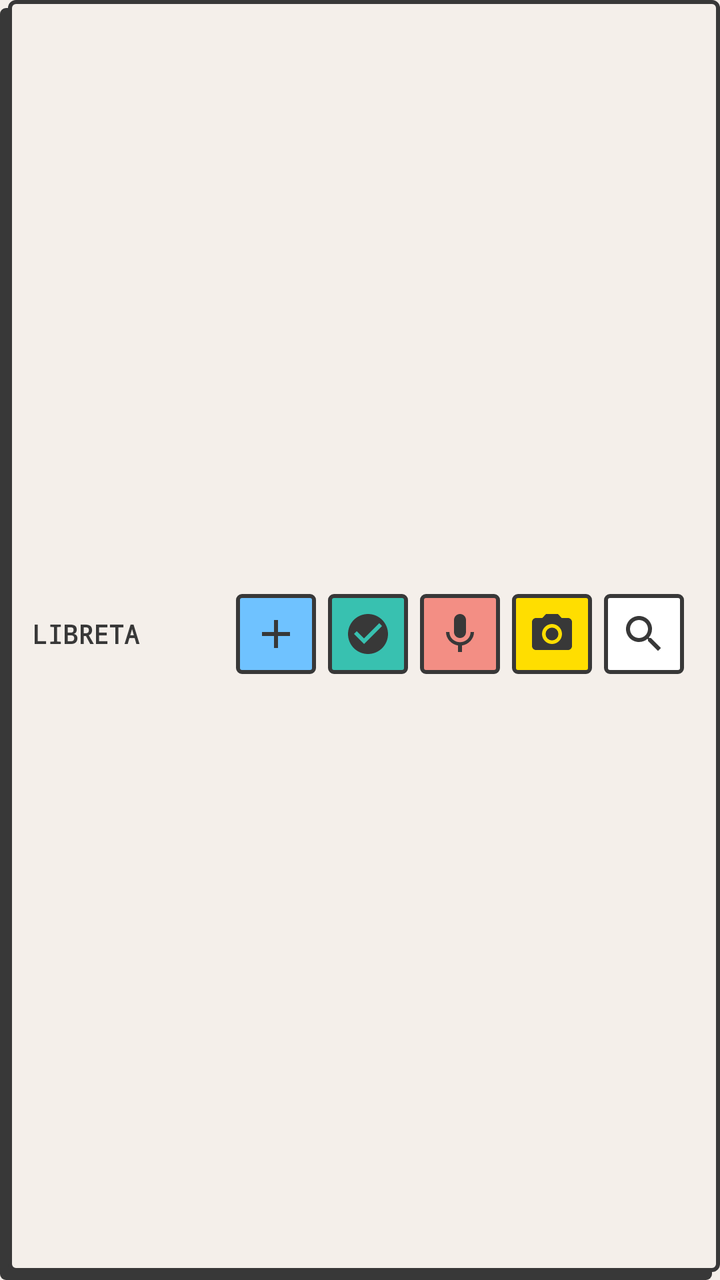
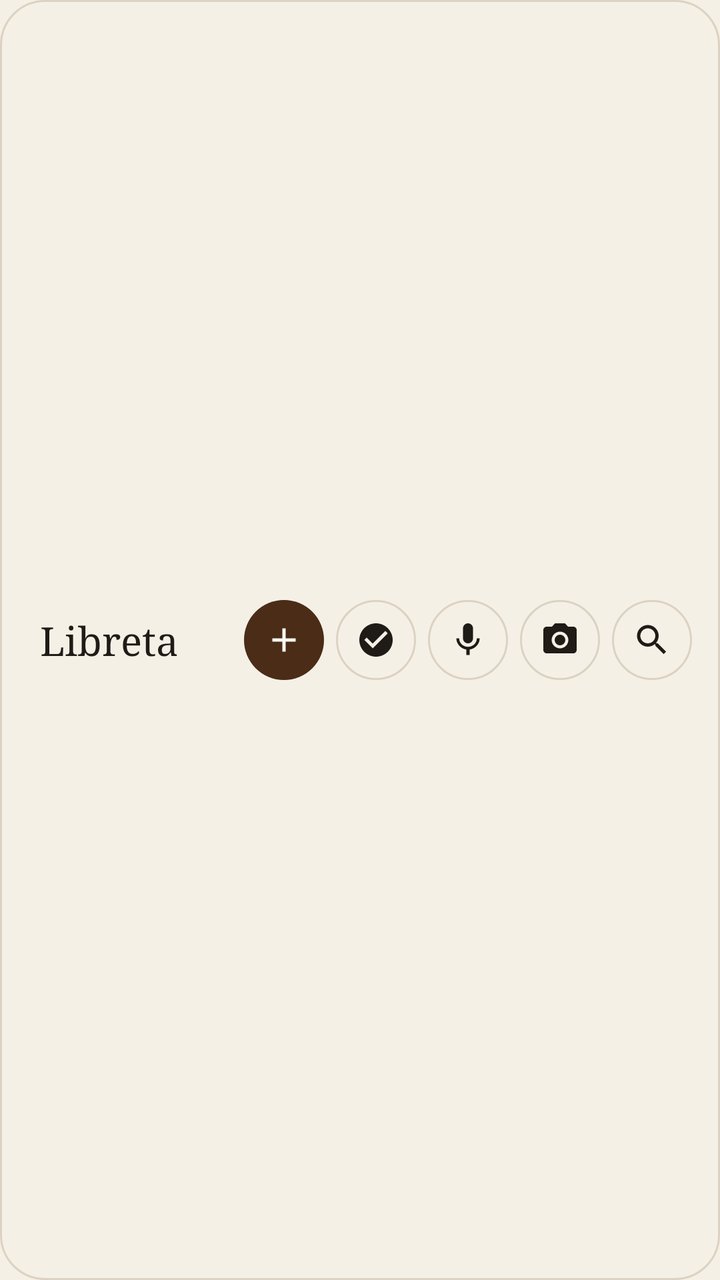

An Android layout rendered at two revisions. The XML below is the earlier revision; the diff shows what the commit changed to produce the second picture.
<!-- AndroidManifest.xml: application theme Theme.Libreta -->
<!-- res/layout/widget_quick.xml -->
<?xml version="1.0" encoding="utf-8"?>
<LinearLayout xmlns:android="http://schemas.android.com/apk/res/android"
    android:layout_width="match_parent"
    android:layout_height="wrap_content"
    android:background="@drawable/widget_bg"
    android:gravity="center_vertical"
    android:orientation="horizontal"
    android:paddingStart="16dp"
    android:paddingTop="10dp"
    android:paddingEnd="18dp"
    android:paddingBottom="16dp">

    <TextView
        android:layout_width="0dp"
        android:layout_height="wrap_content"
        android:layout_weight="1"
        android:fontFamily="monospace"
        android:textStyle="bold"
        android:text="LIBRETA"
        android:textColor="#383838"
        android:textSize="13sp" />

    <ImageView android:id="@+id/w_note" android:layout_width="40dp" android:layout_height="40dp" android:layout_marginStart="6dp"
        android:background="@drawable/widget_btn_blue" android:padding="8dp" android:src="@drawable/ic_w_add" android:contentDescription="Nueva nota" />
    <ImageView android:id="@+id/w_task" android:layout_width="40dp" android:layout_height="40dp" android:layout_marginStart="6dp"
        android:background="@drawable/widget_btn_mint" android:padding="8dp" android:src="@drawable/ic_w_check" android:contentDescription="Nueva tarea" />
    <ImageView android:id="@+id/w_audio" android:layout_width="40dp" android:layout_height="40dp" android:layout_marginStart="6dp"
        android:background="@drawable/widget_btn_coral" android:padding="8dp" android:src="@drawable/ic_w_mic" android:contentDescription="Audio" />
    <ImageView android:id="@+id/w_camera" android:layout_width="40dp" android:layout_height="40dp" android:layout_marginStart="6dp"
        android:background="@drawable/widget_btn_yellow" android:padding="8dp" android:src="@drawable/ic_w_camera" android:contentDescription="Foto" />
    <ImageView android:id="@+id/w_search" android:layout_width="40dp" android:layout_height="40dp" android:layout_marginStart="6dp"
        android:background="@drawable/widget_btn_white" android:padding="8dp" android:src="@drawable/ic_w_search" android:contentDescription="Buscar" />
</LinearLayout>
<!-- resources referenced by this layout -->
<resources>
  <!-- drawable ic_w_add (drawable) -->
  <?xml version="1.0" encoding="utf-8"?>
  <vector xmlns:android="http://schemas.android.com/apk/res/android" android:width="24dp" android:height="24dp" android:viewportWidth="24" android:viewportHeight="24">
      <path android:fillColor="#383838" android:pathData="M19,13h-6v6h-2v-6H5v-2h6V5h2v6h6v2z"/>
  </vector>
  <!-- drawable ic_w_camera (drawable) -->
  <?xml version="1.0" encoding="utf-8"?>
  <vector xmlns:android="http://schemas.android.com/apk/res/android" android:width="24dp" android:height="24dp" android:viewportWidth="24" android:viewportHeight="24">
      <path android:fillColor="#383838" android:pathData="M9,2L7.17,4H4c-1.1,0 -2,0.9 -2,2v12c0,1.1 0.9,2 2,2h16c1.1,0 2,-0.9 2,-2V6c0,-1.1 -0.9,-2 -2,-2h-3.17L15,2H9zM12,17c-2.76,0 -5,-2.24 -5,-5s2.24,-5 5,-5 5,2.24 5,5 -2.24,5 -5,5zM12,8.8a3.2,3.2 0,1 0,0 6.4a3.2,3.2 0,1 0,0 -6.4z"/>
  </vector>
  <!-- drawable ic_w_check (drawable) -->
  <?xml version="1.0" encoding="utf-8"?>
  <vector xmlns:android="http://schemas.android.com/apk/res/android" android:width="24dp" android:height="24dp" android:viewportWidth="24" android:viewportHeight="24">
      <path android:fillColor="#383838" android:pathData="M12,2C6.48,2 2,6.48 2,12s4.48,10 10,10 10,-4.48 10,-10S17.52,2 12,2zM10,17l-5,-5 1.41,-1.41L10,14.17l7.59,-7.59L19,8l-9,9z"/>
  </vector>
  <!-- drawable ic_w_mic (drawable) -->
  <?xml version="1.0" encoding="utf-8"?>
  <vector xmlns:android="http://schemas.android.com/apk/res/android" android:width="24dp" android:height="24dp" android:viewportWidth="24" android:viewportHeight="24">
      <path android:fillColor="#383838" android:pathData="M12,14c1.66,0 2.99,-1.34 2.99,-3L15,5c0,-1.66 -1.34,-3 -3,-3S9,3.34 9,5v6c0,1.66 1.34,3 3,3zM17.3,11c0,3 -2.54,5.1 -5.3,5.1S6.7,14 6.7,11H5c0,3.41 2.72,6.23 6,6.72V21h2v-3.28c3.28,-0.48 6,-3.3 6,-6.72h-1.7z"/>
  </vector>
  <!-- drawable ic_w_search (drawable) -->
  <?xml version="1.0" encoding="utf-8"?>
  <vector xmlns:android="http://schemas.android.com/apk/res/android" android:width="24dp" android:height="24dp" android:viewportWidth="24" android:viewportHeight="24">
      <path android:fillColor="#383838" android:pathData="M15.5,14h-0.79l-0.28,-0.27C15.41,12.59 16,11.11 16,9.5 16,5.91 13.09,3 9.5,3S3,5.91 3,9.5 5.91,16 9.5,16c1.61,0 3.09,-0.59 4.23,-1.57l0.27,0.28v0.79l5,4.99L20.49,19l-4.99,-5zM9.5,14C7.01,14 5,11.99 5,9.5S7.01,5 9.5,5 14,7.01 14,9.5 11.99,14 9.5,14z"/>
  </vector>
  <!-- drawable widget_bg (drawable) -->
  <?xml version="1.0" encoding="utf-8"?>
  <layer-list xmlns:android="http://schemas.android.com/apk/res/android">
      <item android:top="4dp" android:right="4dp">
          <shape><solid android:color="#383838" /><corners android:radius="3dp" /></shape>
      </item>
      <item android:bottom="4dp" android:left="4dp">
          <shape><solid android:color="#F4EFEA" /><stroke android:width="2dp" android:color="#383838" /><corners android:radius="3dp" /></shape>
      </item>
  </layer-list>
  <!-- drawable widget_btn_blue (drawable) -->
  <?xml version="1.0" encoding="utf-8"?>
  <shape xmlns:android="http://schemas.android.com/apk/res/android">
      <solid android:color="#6FC2FF" />
      <stroke android:width="2dp" android:color="#383838" />
      <corners android:radius="2dp" />
  </shape>
  <!-- drawable widget_btn_coral (drawable) -->
  <?xml version="1.0" encoding="utf-8"?>
  <shape xmlns:android="http://schemas.android.com/apk/res/android">
      <solid android:color="#F38E84" />
      <stroke android:width="2dp" android:color="#383838" />
      <corners android:radius="2dp" />
  </shape>
  <!-- drawable widget_btn_mint (drawable) -->
  <?xml version="1.0" encoding="utf-8"?>
  <shape xmlns:android="http://schemas.android.com/apk/res/android">
      <solid android:color="#38C1B0" />
      <stroke android:width="2dp" android:color="#383838" />
      <corners android:radius="2dp" />
  </shape>
  <!-- drawable widget_btn_white (drawable) -->
  <?xml version="1.0" encoding="utf-8"?>
  <shape xmlns:android="http://schemas.android.com/apk/res/android">
      <solid android:color="#FFFFFF" />
      <stroke android:width="2dp" android:color="#383838" />
      <corners android:radius="2dp" />
  </shape>
  <!-- drawable widget_btn_yellow (drawable) -->
  <?xml version="1.0" encoding="utf-8"?>
  <shape xmlns:android="http://schemas.android.com/apk/res/android">
      <solid android:color="#FFDE00" />
      <stroke android:width="2dp" android:color="#383838" />
      <corners android:radius="2dp" />
  </shape>
  <color name="cream_paper">#F4EFEA</color>
  <!-- unchanged entries left out for length: 1 -->
</resources>

<!-- the commit's change to res/layout/widget_quick.xml (unified diff, before → after) -->
@@ -5,29 +5,28 @@
     android:background="@drawable/widget_bg"
     android:gravity="center_vertical"
     android:orientation="horizontal"
-    android:paddingStart="16dp"
+    android:paddingStart="20dp"
     android:paddingTop="10dp"
-    android:paddingEnd="18dp"
-    android:paddingBottom="16dp">
+    android:paddingEnd="14dp"
+    android:paddingBottom="10dp">
 
     <TextView
         android:layout_width="0dp"
         android:layout_height="wrap_content"
         android:layout_weight="1"
-        android:fontFamily="monospace"
-        android:textStyle="bold"
-        android:text="LIBRETA"
-        android:textColor="#383838"
-        android:textSize="13sp" />
+        android:fontFamily="serif"
+        android:text="Libreta"
+        android:textColor="#1F1B16"
+        android:textSize="20sp" />
 
     <ImageView android:id="@+id/w_note" android:layout_width="40dp" android:layout_height="40dp" android:layout_marginStart="6dp"
-        android:background="@drawable/widget_btn_blue" android:padding="8dp" android:src="@drawable/ic_w_add" android:contentDescription="Nueva nota" />
+        android:background="@drawable/widget_btn_blue" android:padding="10dp" android:src="@drawable/ic_w_add" android:contentDescription="Nueva nota" />
     <ImageView android:id="@+id/w_task" android:layout_width="40dp" android:layout_height="40dp" android:layout_marginStart="6dp"
-        android:background="@drawable/widget_btn_mint" android:padding="8dp" android:src="@drawable/ic_w_check" android:contentDescription="Nueva tarea" />
+        android:background="@drawable/widget_btn_mint" android:padding="10dp" android:src="@drawable/ic_w_check" android:contentDescription="Nueva tarea" />
     <ImageView android:id="@+id/w_audio" android:layout_width="40dp" android:layout_height="40dp" android:layout_marginStart="6dp"
-        android:background="@drawable/widget_btn_coral" android:padding="8dp" android:src="@drawable/ic_w_mic" android:contentDescription="Audio" />
+        android:background="@drawable/widget_btn_coral" android:padding="10dp" android:src="@drawable/ic_w_mic" android:contentDescription="Audio" />
     <ImageView android:id="@+id/w_camera" android:layout_width="40dp" android:layout_height="40dp" android:layout_marginStart="6dp"
-        android:background="@drawable/widget_btn_yellow" android:padding="8dp" android:src="@drawable/ic_w_camera" android:contentDescription="Foto" />
+        android:background="@drawable/widget_btn_yellow" android:padding="10dp" android:src="@drawable/ic_w_camera" android:contentDescription="Foto" />
     <ImageView android:id="@+id/w_search" android:layout_width="40dp" android:layout_height="40dp" android:layout_marginStart="6dp"
-        android:background="@drawable/widget_btn_white" android:padding="8dp" android:src="@drawable/ic_w_search" android:contentDescription="Buscar" />
+        android:background="@drawable/widget_btn_white" android:padding="10dp" android:src="@drawable/ic_w_search" android:contentDescription="Buscar" />
 </LinearLayout>
<!-- resource entries referenced after the edit -->
@@ -3,74 +3,65 @@
   <!-- drawable ic_w_add (drawable) -->
   <?xml version="1.0" encoding="utf-8"?>
   <vector xmlns:android="http://schemas.android.com/apk/res/android" android:width="24dp" android:height="24dp" android:viewportWidth="24" android:viewportHeight="24">
-      <path android:fillColor="#383838" android:pathData="M19,13h-6v6h-2v-6H5v-2h6V5h2v6h6v2z"/>
+      <path android:fillColor="#FBF8F1" android:pathData="M19,13h-6v6h-2v-6H5v-2h6V5h2v6h6v2z"/>
   </vector>
   <!-- drawable ic_w_camera (drawable) -->
   <?xml version="1.0" encoding="utf-8"?>
   <vector xmlns:android="http://schemas.android.com/apk/res/android" android:width="24dp" android:height="24dp" android:viewportWidth="24" android:viewportHeight="24">
-      <path android:fillColor="#383838" android:pathData="M9,2L7.17,4H4c-1.1,0 -2,0.9 -2,2v12c0,1.1 0.9,2 2,2h16c1.1,0 2,-0.9 2,-2V6c0,-1.1 -0.9,-2 -2,-2h-3.17L15,2H9zM12,17c-2.76,0 -5,-2.24 -5,-5s2.24,-5 5,-5 5,2.24 5,5 -2.24,5 -5,5zM12,8.8a3.2,3.2 0,1 0,0 6.4a3.2,3.2 0,1 0,0 -6.4z"/>
+      <path android:fillColor="#1F1B16" android:pathData="M9,2L7.17,4H4c-1.1,0 -2,0.9 -2,2v12c0,1.1 0.9,2 2,2h16c1.1,0 2,-0.9 2,-2V6c0,-1.1 -0.9,-2 -2,-2h-3.17L15,2H9zM12,17c-2.76,0 -5,-2.24 -5,-5s2.24,-5 5,-5 5,2.24 5,5 -2.24,5 -5,5zM12,8.8a3.2,3.2 0,1 0,0 6.4a3.2,3.2 0,1 0,0 -6.4z"/>
   </vector>
   <!-- drawable ic_w_check (drawable) -->
   <?xml version="1.0" encoding="utf-8"?>
   <vector xmlns:android="http://schemas.android.com/apk/res/android" android:width="24dp" android:height="24dp" android:viewportWidth="24" android:viewportHeight="24">
-      <path android:fillColor="#383838" android:pathData="M12,2C6.48,2 2,6.48 2,12s4.48,10 10,10 10,-4.48 10,-10S17.52,2 12,2zM10,17l-5,-5 1.41,-1.41L10,14.17l7.59,-7.59L19,8l-9,9z"/>
+      <path android:fillColor="#1F1B16" android:pathData="M12,2C6.48,2 2,6.48 2,12s4.48,10 10,10 10,-4.48 10,-10S17.52,2 12,2zM10,17l-5,-5 1.41,-1.41L10,14.17l7.59,-7.59L19,8l-9,9z"/>
   </vector>
   <!-- drawable ic_w_mic (drawable) -->
   <?xml version="1.0" encoding="utf-8"?>
   <vector xmlns:android="http://schemas.android.com/apk/res/android" android:width="24dp" android:height="24dp" android:viewportWidth="24" android:viewportHeight="24">
-      <path android:fillColor="#383838" android:pathData="M12,14c1.66,0 2.99,-1.34 2.99,-3L15,5c0,-1.66 -1.34,-3 -3,-3S9,3.34 9,5v6c0,1.66 1.34,3 3,3zM17.3,11c0,3 -2.54,5.1 -5.3,5.1S6.7,14 6.7,11H5c0,3.41 2.72,6.23 6,6.72V21h2v-3.28c3.28,-0.48 6,-3.3 6,-6.72h-1.7z"/>
+      <path android:fillColor="#1F1B16" android:pathData="M12,14c1.66,0 2.99,-1.34 2.99,-3L15,5c0,-1.66 -1.34,-3 -3,-3S9,3.34 9,5v6c0,1.66 1.34,3 3,3zM17.3,11c0,3 -2.54,5.1 -5.3,5.1S6.7,14 6.7,11H5c0,3.41 2.72,6.23 6,6.72V21h2v-3.28c3.28,-0.48 6,-3.3 6,-6.72h-1.7z"/>
   </vector>
   <!-- drawable ic_w_search (drawable) -->
   <?xml version="1.0" encoding="utf-8"?>
   <vector xmlns:android="http://schemas.android.com/apk/res/android" android:width="24dp" android:height="24dp" android:viewportWidth="24" android:viewportHeight="24">
-      <path android:fillColor="#383838" android:pathData="M15.5,14h-0.79l-0.28,-0.27C15.41,12.59 16,11.11 16,9.5 16,5.91 13.09,3 9.5,3S3,5.91 3,9.5 5.91,16 9.5,16c1.61,0 3.09,-0.59 4.23,-1.57l0.27,0.28v0.79l5,4.99L20.49,19l-4.99,-5zM9.5,14C7.01,14 5,11.99 5,9.5S7.01,5 9.5,5 14,7.01 14,9.5 11.99,14 9.5,14z"/>
+      <path android:fillColor="#1F1B16" android:pathData="M15.5,14h-0.79l-0.28,-0.27C15.41,12.59 16,11.11 16,9.5 16,5.91 13.09,3 9.5,3S3,5.91 3,9.5 5.91,16 9.5,16c1.61,0 3.09,-0.59 4.23,-1.57l0.27,0.28v0.79l5,4.99L20.49,19l-4.99,-5zM9.5,14C7.01,14 5,11.99 5,9.5S7.01,5 9.5,5 14,7.01 14,9.5 11.99,14 9.5,14z"/>
   </vector>
   <!-- drawable widget_bg (drawable) -->
   <?xml version="1.0" encoding="utf-8"?>
-  <layer-list xmlns:android="http://schemas.android.com/apk/res/android">
-      <item android:top="4dp" android:right="4dp">
-          <shape><solid android:color="#383838" /><corners android:radius="3dp" /></shape>
-      </item>
-      <item android:bottom="4dp" android:left="4dp">
-          <shape><solid android:color="#F4EFEA" /><stroke android:width="2dp" android:color="#383838" /><corners android:radius="3dp" /></shape>
-      </item>
-  </layer-list>
+  <shape xmlns:android="http://schemas.android.com/apk/res/android">
+      <solid android:color="#F5F0E6" />
+      <stroke android:width="1dp" android:color="#DCD2C1" />
+      <corners android:radius="22dp" />
+  </shape>
   <!-- drawable widget_btn_blue (drawable) -->
   <?xml version="1.0" encoding="utf-8"?>
-  <shape xmlns:android="http://schemas.android.com/apk/res/android">
-      <solid android:color="#6FC2FF" />
-      <stroke android:width="2dp" android:color="#383838" />
-      <corners android:radius="2dp" />
+  <shape xmlns:android="http://schemas.android.com/apk/res/android" android:shape="oval">
+      <solid android:color="#4A2C17" />
   </shape>
   <!-- drawable widget_btn_coral (drawable) -->
   <?xml version="1.0" encoding="utf-8"?>
-  <shape xmlns:android="http://schemas.android.com/apk/res/android">
-      <solid android:color="#F38E84" />
-      <stroke android:width="2dp" android:color="#383838" />
-      <corners android:radius="2dp" />
+  <shape xmlns:android="http://schemas.android.com/apk/res/android" android:shape="oval">
+      <solid android:color="#00000000" />
+      <stroke android:width="1dp" android:color="#DCD2C1" />
   </shape>
   <!-- drawable widget_btn_mint (drawable) -->
   <?xml version="1.0" encoding="utf-8"?>
-  <shape xmlns:android="http://schemas.android.com/apk/res/android">
-      <solid android:color="#38C1B0" />
-      <stroke android:width="2dp" android:color="#383838" />
-      <corners android:radius="2dp" />
+  <shape xmlns:android="http://schemas.android.com/apk/res/android" android:shape="oval">
+      <solid android:color="#00000000" />
+      <stroke android:width="1dp" android:color="#DCD2C1" />
   </shape>
   <!-- drawable widget_btn_white (drawable) -->
   <?xml version="1.0" encoding="utf-8"?>
-  <shape xmlns:android="http://schemas.android.com/apk/res/android">
-      <solid android:color="#FFFFFF" />
-      <stroke android:width="2dp" android:color="#383838" />
-      <corners android:radius="2dp" />
+  <shape xmlns:android="http://schemas.android.com/apk/res/android" android:shape="oval">
+      <solid android:color="#00000000" />
+      <stroke android:width="1dp" android:color="#DCD2C1" />
   </shape>
   <!-- drawable widget_btn_yellow (drawable) -->
   <?xml version="1.0" encoding="utf-8"?>
-  <shape xmlns:android="http://schemas.android.com/apk/res/android">
-      <solid android:color="#FFDE00" />
-      <stroke android:width="2dp" android:color="#383838" />
-      <corners android:radius="2dp" />
+  <shape xmlns:android="http://schemas.android.com/apk/res/android" android:shape="oval">
+      <solid android:color="#00000000" />
+      <stroke android:width="1dp" android:color="#DCD2C1" />
   </shape>
-  <color name="cream_paper">#F4EFEA</color>
+  <color name="cream_paper">#F5F0E6</color>
   <!-- unchanged entries left out for length: 1 -->
 </resources>
 
